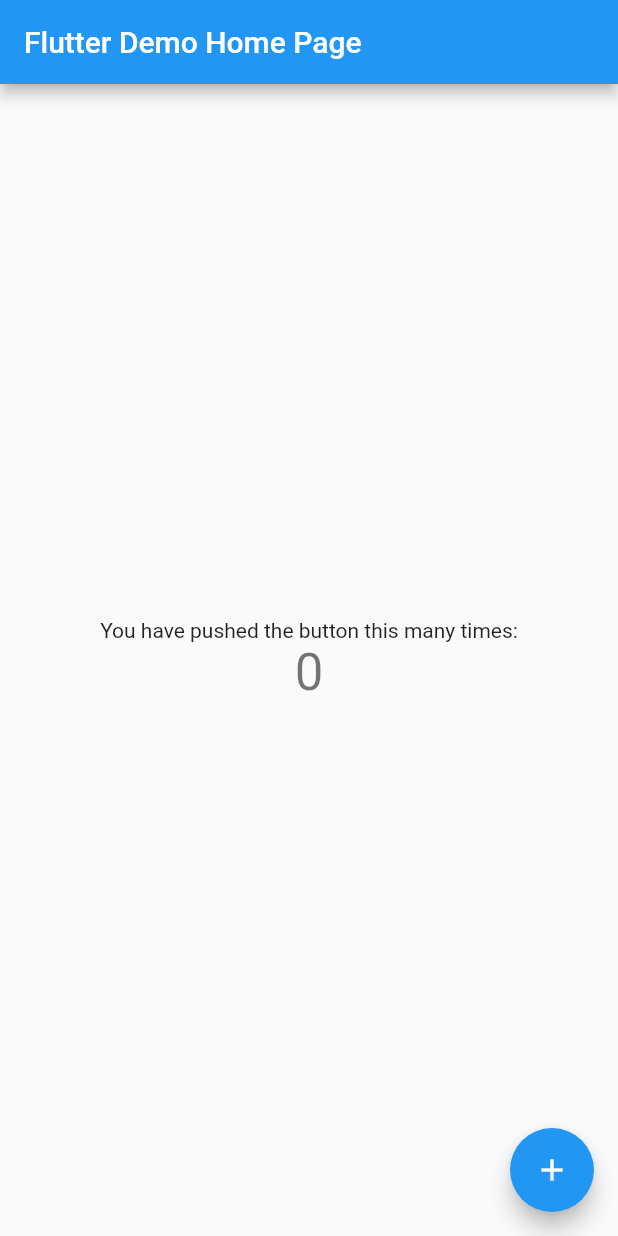
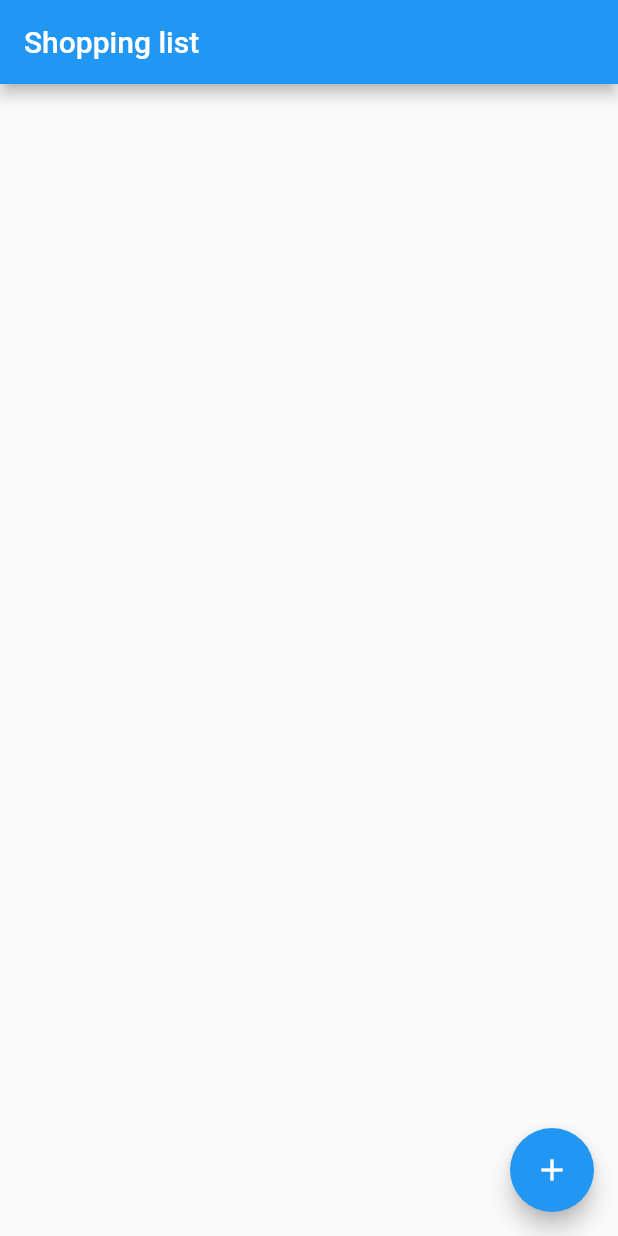
Before and after one commit to Andree98/shopping, a Flutter app: the screen it shows after launch, on a phone screen of 412 x 824 dp. Run offline on Flutter 3.47's test engine with Material 2 defaults, Android fonts, the phone set to English and light mode, and no system bars; our stand-ins replace bloc, flutter_bloc, freezed_annotation, get_it, injectable, multiple_result; generated files the repository leaves out were written again.

Commit message:
Added basic screens and navigation

```diff
--- a/lib/main.dart
+++ b/lib/main.dart
@@ -2,122 +2,27 @@ import 'package:flutter/material.dart';
 import 'package:flutter_bloc/flutter_bloc.dart';
 import 'package:shopping/application/home/home_cubit.dart';
 import 'package:shopping/injection.dart';
+import 'package:shopping/presentation/screens/create_list_screen.dart';
+import 'package:shopping/presentation/screens/home_screen.dart';
 
 void main() {
   WidgetsFlutterBinding.ensureInitialized();
   configureInjection();
-  runApp(const MyApp());
+  runApp(Shopping());
 }
 
-class MyApp extends StatelessWidget {
-  const MyApp({Key? key}) : super(key: key);
-
-  // This widget is the root of your application.
+class Shopping extends StatelessWidget {
   @override
   Widget build(BuildContext context) {
-    return BlocProvider(
-      create: (context) => getIt<HomeCubit>(),
-      child: MaterialApp(
-        title: 'Flutter Demo',
-        theme: ThemeData(
-          // This is the theme of your application.
-          //
-          // Try running your application with "flutter run". You'll see the
-          // application has a blue toolbar. Then, without quitting the app, try
-          // changing the primarySwatch below to Colors.green and then invoke
-          // "hot reload" (press "r" in the console where you ran "flutter run",
-          // or simply save your changes to "hot reload" in a Flutter IDE).
-          // Notice that the counter didn't reset back to zero; the application
-          // is not restarted.
-          primarySwatch: Colors.blue,
-        ),
-        home: const MyHomePage(title: 'Flutter Demo Home Page'),
-      ),
+    return MaterialApp(
+      initialRoute: HomeScreen.id,
+      routes: {
+        HomeScreen.id: (_) => BlocProvider(
+              create: (_) => getIt<HomeCubit>(),
+              child: const HomeScreen(),
+            ),
+        CreateListScreen.id: (_) => const CreateListScreen()
+      },
     );
   }
 }
-
-class MyHomePage extends StatefulWidget {
-  const MyHomePage({Key? key, required this.title}) : super(key: key);
-
-  // This widget is the home page of your application. It is stateful, meaning
-  // that it has a State object (defined below) that contains fields that affect
-  // how it looks.
-
-  // This class is the configuration for the state. It holds the values (in this
-  // case the title) provided by the parent (in this case the App widget) and
-  // used by the build method of the State. Fields in a Widget subclass are
-  // always marked "final".
-
-  final String title;
-
-  @override
-  State<MyHomePage> createState() => _MyHomePageState();
-}
-
-class _MyHomePageState extends State<MyHomePage> {
-  int _counter = 0;
-
-  void _incrementCounter() {
-    setState(() {
-      // This call to setState tells the Flutter framework that something has
-      // changed in this State, which causes it to rerun the build method below
-      // so that the display can reflect the updated values. If we changed
-      // _counter without calling setState(), then the build method would not be
-      // called again, and so nothing would appear to happen.
-      _counter++;
-    });
-  }
-
-  @override
-  Widget build(BuildContext context) {
-    // This method is rerun every time setState is called, for instance as done
-    // by the _incrementCounter method above.
-    //
-    // The Flutter framework has been optimized to make rerunning build methods
-    // fast, so that you can just rebuild anything that needs updating rather
-    // than having to individually change instances of widgets.
-    return Scaffold(
-      appBar: AppBar(
-        // Here we take the value from the MyHomePage object that was created by
-        // the App.build method, and use it to set our appbar title.
-        title: Text(widget.title),
-      ),
-      body: Center(
-        // Center is a layout widget. It takes a single child and positions it
-        // in the middle of the parent.
-        child: Column(
-          // Column is also a layout widget. It takes a list of children and
-          // arranges them vertically. By default, it sizes itself to fit its
-          // children horizontally, and tries to be as tall as its parent.
-          //
-          // Invoke "debug painting" (press "p" in the console, choose the
-          // "Toggle Debug Paint" action from the Flutter Inspector in Android
-          // Studio, or the "Toggle Debug Paint" command in Visual Studio Code)
-          // to see the wireframe for each widget.
-          //
-          // Column has various properties to control how it sizes itself and
-          // how it positions its children. Here we use mainAxisAlignment to
-          // center the children vertically; the main axis here is the vertical
-          // axis because Columns are vertical (the cross axis would be
-          // horizontal).
-          mainAxisAlignment: MainAxisAlignment.center,
-          children: <Widget>[
-            const Text(
-              'You have pushed the button this many times:',
-            ),
-            Text(
-              '$_counter',
-              style: Theme.of(context).textTheme.headline4,
-            ),
-          ],
-        ),
-      ),
-      floatingActionButton: FloatingActionButton(
-        onPressed: () => context.read<HomeCubit>().testCreateList(),
-        tooltip: 'Increment',
-        child: const Icon(Icons.add),
-      ), // This trailing comma makes auto-formatting nicer for build methods.
-    );
-  }
-}
--- /dev/null
+++ b/lib/presentation/screens/create_list_screen.dart
@@ -0,0 +1,16 @@
+import 'package:flutter/material.dart';
+
+class CreateListScreen extends StatelessWidget {
+  static const String id = '/create';
+
+  const CreateListScreen({super.key});
+
+  @override
+  Widget build(BuildContext context) {
+    return Scaffold(
+      appBar: AppBar(
+        title: const Text('New list'),
+      ),
+    );
+  }
+}
--- /dev/null
+++ b/lib/presentation/screens/home_screen.dart
@@ -0,0 +1,21 @@
+import 'package:flutter/material.dart';
+import 'package:shopping/presentation/screens/create_list_screen.dart';
+
+class HomeScreen extends StatelessWidget {
+  static const String id = '/home';
+
+  const HomeScreen({super.key});
+
+  @override
+  Widget build(BuildContext context) {
+    return Scaffold(
+      appBar: AppBar(
+        title: const Text('Shopping list'),
+      ),
+      floatingActionButton: FloatingActionButton(
+        onPressed: () => Navigator.pushNamed(context, CreateListScreen.id),
+        child: const Icon(Icons.add),
+      ),
+    );
+  }
+}
```
Also changed, not shown: 1 other file.
